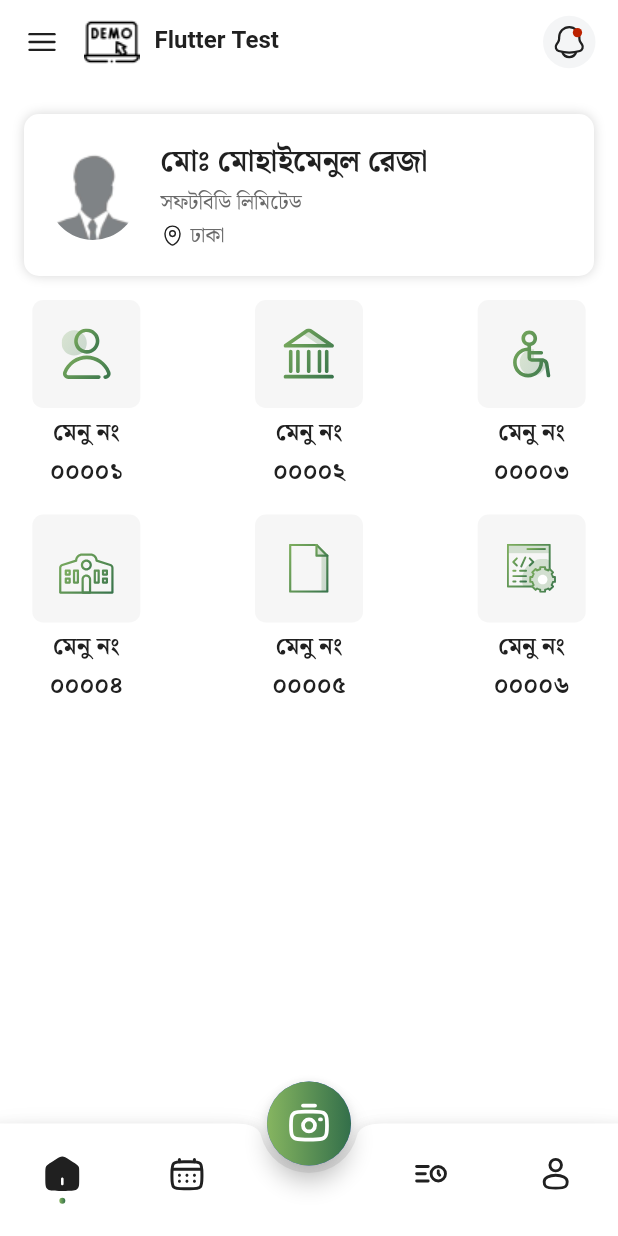
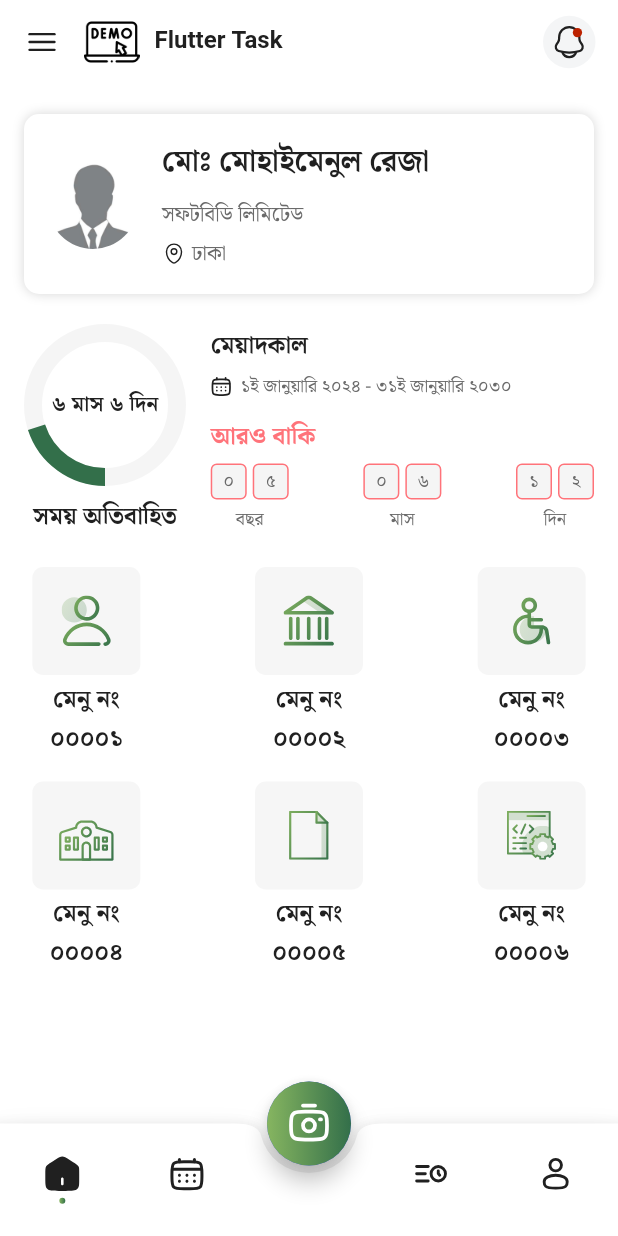
Before and after one commit to rifathossain82/timeline-manager, a Flutter app: the screen it shows after launch, on a phone screen of 412 x 824 dp. Run offline on Flutter 3.47's test engine with Material 3 defaults, Android fonts, the phone set to English and light mode, and no system bars; our stand-ins replace cached_network_image, connectivity_plus, flutter_svg, get, google_fonts, logger and 1 more; project files that could hold a hidden picture were left out.

Commit message:
add time duration widget

```diff
--- a/lib/src/core/utils/color.dart
+++ b/lib/src/core/utils/color.dart
@@ -12,16 +12,18 @@ const Color warningColor = Colors.orange;
 
 const Color kWhite = Colors.white;
 const Color kRed = Colors.red;
+const Color kRedLight = Color(0xFFFF737A);
 const Color kBlack = Colors.black;
 const Color kBlackLight = Color(0xFF202020);
 const Color kGrey = Color(0xFF9EA1B6);
 const Color kGreyLight = Color(0xFFF4F5F6);
 const Color kGreyTextColor = Color(0xFF6A6A6A);
 
+const Color greyCardColor = Color(0xFFF5F5F5);
 const Color menuBackgroundColor = Color(0xFFF6F6F6);
 const Color kDividerColor = Color(0xFFE8ECF2);
-const Color kShimmerBaseColor = Color(0xFFE0E0E0); // Equivalent to Colors.grey.shade300
-const Color kShimmerHighlightColor = Color(0xFFF5F5F5); // Equivalent to Colors.grey.shade100
+const Color kShimmerBaseColor = Color(0xFFE0E0E0);
+const Color kShimmerHighlightColor = Color(0xFFF5F5F5);
 
 const Map<int, Color> materialColor = {
   50: Color.fromRGBO(62,96,219, .1),
--- /dev/null
+++ b/lib/src/features/home/view/widgets/circular_chart_painter.dart
@@ -0,0 +1,58 @@
+import 'package:flutter/material.dart';
+import 'dart:math';
+
+class CircularChartPainter extends CustomPainter {
+  final double percentage;
+  final List<Color> gradientColors;
+  final Color backgroundColor;
+  final double strokeWidth;
+
+  CircularChartPainter({
+    required this.percentage,
+    required this.gradientColors,
+    required this.backgroundColor,
+    this.strokeWidth = 12.0,
+  });
+
+  @override
+  void paint(Canvas canvas, Size size) {
+    final paint = Paint()
+      ..style = PaintingStyle.stroke
+      ..strokeWidth = strokeWidth;
+
+    final center = Offset(size.width / 2, size.height / 2);
+    final radius = min(size.width / 2, size.height / 2) - paint.strokeWidth / 2;
+
+    const startAngle = pi / 2;
+    final sweepAngle = 2 * pi * (percentage / 100);
+
+    /// To draw the background arc
+    paint.color = backgroundColor;
+    paint.shader = null;
+    canvas.drawArc(Rect.fromCircle(center: center, radius: radius), 0, 2 * pi, false, paint);
+
+    /// To draw the gradient arc
+    final rect = Rect.fromCircle(center: center, radius: radius);
+    paint.shader = SweepGradient(
+      startAngle: startAngle,
+      endAngle: startAngle + sweepAngle,
+      colors: gradientColors,
+      stops: const [0.0, 1.0],
+      transform: const GradientRotation(startAngle),
+    ).createShader(rect);
+
+    canvas.drawArc(rect, startAngle, sweepAngle, false, paint);
+
+    final innerCirclePaint = Paint()
+      ..color = Colors.white
+      ..style = PaintingStyle.fill;
+
+    final innerCircleRadius = radius * 0.7;
+    canvas.drawCircle(center, innerCircleRadius, innerCirclePaint);
+  }
+
+  @override
+  bool shouldRepaint(covariant CustomPainter oldDelegate) {
+    return true;
+  }
+}
--- a/lib/src/features/home/view/widgets/home_app_bar.dart
+++ b/lib/src/features/home/view/widgets/home_app_bar.dart
@@ -31,7 +31,7 @@ class HomeAppBar extends StatelessWidget implements PreferredSizeWidget {
           const SizedBox(width: 10),
           Expanded(
             child: Text(
-              "Flutter Test",
+              "Flutter Task",
               textAlign: TextAlign.start,
               style: context.appTextTheme.bodyLarge?.copyWith(
                 color: kBlackLight,
--- a/lib/src/features/home/view/widgets/home_page_body.dart
+++ b/lib/src/features/home/view/widgets/home_page_body.dart
@@ -7,6 +7,7 @@ import 'package:timeline_manager/src/core/utils/color.dart';
 import 'package:timeline_manager/src/core/utils/layout_constants.dart';
 import 'package:timeline_manager/src/core/widgets/grid_view_widget_builder.dart';
 import 'package:timeline_manager/src/features/home/model/menu_item_model.dart';
+import 'package:timeline_manager/src/features/home/view/widgets/circular_chart_painter.dart';
 
 class HomepageBody extends StatelessWidget {
   const HomepageBody({super.key});
@@ -18,7 +19,9 @@ class HomepageBody extends StatelessWidget {
       child: Column(
         children: [
           _UserCardWidget(),
-          SizedBox(height: 16),
+          SizedBox(height: 20),
+          _TimeDurationWidget(),
+          SizedBox(height: 20),
           _MenuItemsWidget(),
         ],
       ),
@@ -55,7 +58,7 @@ class _UserCardWidget extends StatelessWidget {
               width: 60,
             ),
           ),
-          const SizedBox(width: 15),
+          const SizedBox(width: 16),
           Expanded(
             child: Column(
               crossAxisAlignment: CrossAxisAlignment.start,
@@ -64,10 +67,12 @@ class _UserCardWidget extends StatelessWidget {
                   "মোঃ মোহাইমেনুল রেজা",
                   style: context.titleLarge(),
                 ),
+                const SizedBox(height: 8),
                 Text(
                   "সফটবিডি লিমিটেড",
                   style: context.bodyLarge(),
                 ),
+                const SizedBox(height: 4),
                 Row(
                   children: [
                     SvgPicture.asset(
@@ -86,6 +91,200 @@ class _UserCardWidget extends StatelessWidget {
             ),
           ),
         ],
+      ),
+    );
+  }
+}
+
+class _TimeDurationWidget extends StatelessWidget {
+  const _TimeDurationWidget();
+
+  @override
+  Widget build(BuildContext context) {
+    return Row(
+      children: [
+        Column(
+          children: [
+            const _CircularChart(
+              percentage: 20,
+              gradientColors: [
+                gradiantColor2,
+                gradiantColor1,
+              ],
+            ),
+            const SizedBox(height: 8),
+            Text(
+              "সময় অতিবাহিত",
+              style: context.titleMedium(
+                fontWeight: FontWeight.w700,
+              ),
+            )
+          ],
+        ),
+        SizedBox(width: context.screenWidth * 0.04),
+        Expanded(
+          child: Column(
+            crossAxisAlignment: CrossAxisAlignment.start,
+            children: [
+              Text(
+                "মেয়াদকাল",
+                style: context.titleMedium(
+                  fontWeight: FontWeight.w700,
+                ),
+              ),
+              const SizedBox(height: 4),
+              Row(
+                mainAxisSize: MainAxisSize.min,
+                crossAxisAlignment: CrossAxisAlignment.center,
+                mainAxisAlignment: MainAxisAlignment.start,
+                children: [
+                  SvgPicture.asset(
+                    AssetPath.calendarOutlinedIcon,
+                    height: 14,
+                    width: 14,
+                  ),
+                  const SizedBox(width: 6),
+                  Text(
+                    "১ই জানুয়ারি ২০২৪ - ৩১ই জানুয়ারি ২০৩০",
+                    maxLines: 1,
+                    style: context.bodyMedium(
+                      fontWeight: FontWeight.w500,
+                    ),
+                  ),
+                ],
+              ),
+              const SizedBox(height: 12),
+              Text(
+                "আরও বাকি",
+                style: context.titleMedium(
+                  fontWeight: FontWeight.w700,
+                  color: kRedLight,
+                ),
+              ),
+              const SizedBox(height: 4),
+              const Row(
+                mainAxisAlignment: MainAxisAlignment.spaceBetween,
+                children: [
+                  _FormattedDateWidget(
+                    value1: '০',
+                    value2: '৫',
+                    text: 'বছর',
+                  ),
+                  _FormattedDateWidget(
+                    value1: '০',
+                    value2: '৬',
+                    text: 'মাস',
+                  ),
+                  _FormattedDateWidget(
+                    value1: '১',
+                    value2: '২',
+                    text: 'দিন',
+                  ),
+                ],
+              )
+            ],
+          ),
+        ),
+      ],
+    );
+  }
+}
+
+class _CircularChart extends StatelessWidget {
+  final double percentage;
+  final List<Color> gradientColors;
+
+  const _CircularChart({
+    required this.percentage,
+    required this.gradientColors,
+  });
+
+  @override
+  Widget build(BuildContext context) {
+    return Stack(
+      alignment: Alignment.center,
+      children: [
+        CustomPaint(
+          size: const Size(108, 108),
+          painter: CircularChartPainter(
+            percentage: percentage,
+            gradientColors: gradientColors,
+            backgroundColor: greyCardColor,
+          ),
+        ),
+        Text(
+          "৬ মাস ৬ দিন",
+          style: context.titleSmall(
+            fontWeight: FontWeight.w600,
+          ),
+        ),
+      ],
+    );
+  }
+}
+
+class _FormattedDateWidget extends StatelessWidget {
+  final String value1;
+  final String value2;
+  final String text;
+
+  const _FormattedDateWidget({
+    required this.value1,
+    required this.value2,
+    required this.text,
+  });
+
+  @override
+  Widget build(BuildContext context) {
+    return Column(
+      mainAxisSize: MainAxisSize.min,
+      children: [
+        Row(
+          mainAxisSize: MainAxisSize.min,
+          children: [
+            _DateNumberCardItem(value: value1),
+            const SizedBox(width: 4),
+            _DateNumberCardItem(value: value2),
+          ],
+        ),
+        const SizedBox(height: 4),
+        Text(
+          text,
+          style: context.bodyMedium(
+            fontWeight: FontWeight.w500,
+          ),
+        ),
+      ],
+    );
+  }
+}
+
+class _DateNumberCardItem extends StatelessWidget {
+  final String value;
+
+  const _DateNumberCardItem({
+    required this.value,
+  });
+
+  @override
+  Widget build(BuildContext context) {
+    return Container(
+      height: 24,
+      width: 24,
+      alignment: Alignment.center,
+      decoration: BoxDecoration(
+        color: greyCardColor,
+        borderRadius: BorderRadius.circular(4),
+        border: Border.all(
+          width: 1,
+          color: kRedLight,
+        ),
+      ),
+      child: Text(
+        value,
+        style: context.bodyMedium(
+          fontWeight: FontWeight.w500,
+        ),
       ),
     );
   }
```
Also changed, not shown: assets/images/app_logo.png, assets/images/person.png.
